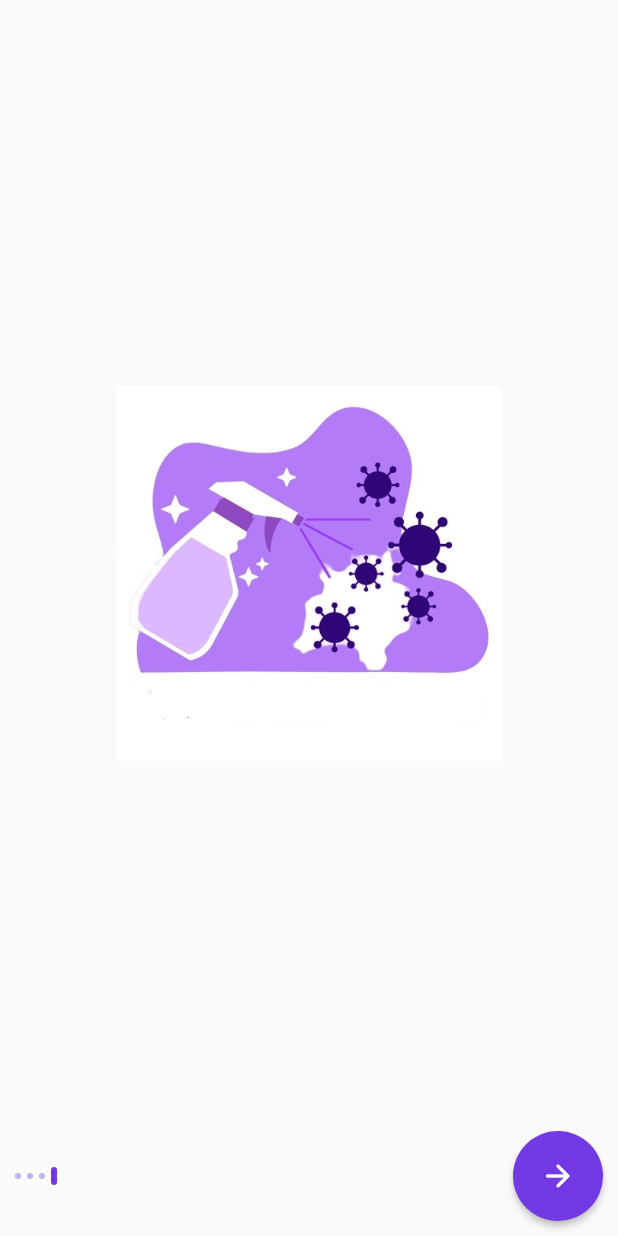
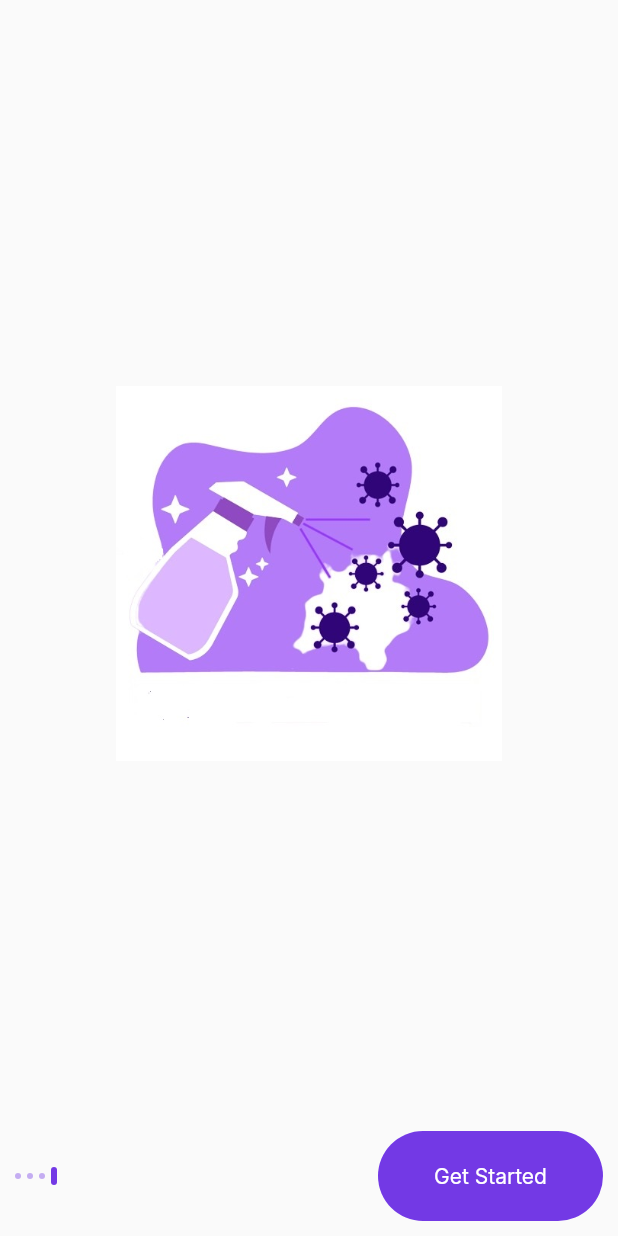
Before and after one commit to ariefbudiman26/selfscreening, a Flutter app: the screen it shows after launch, swiped to page 4, on a phone screen of 412 x 824 dp. Run offline on Flutter 3.47's test engine with Material 2 defaults, Android fonts, the phone set to English and light mode, and no system bars; our stand-ins replace google_fonts.

Commit message:
added sign in page and edit landing page

```diff
--- a/lib/main.dart
+++ b/lib/main.dart
@@ -1,5 +1,6 @@
 import 'package:flutter/material.dart';
 import 'package:selfscreening/ui/pages/landing_page.dart';
+import 'package:selfscreening/ui/pages/sign_in_page.dart';
 import 'package:selfscreening/ui/pages/splash_page.dart';
 
 void main() {
@@ -16,6 +17,7 @@ class MyApp extends StatelessWidget {
       routes: {
         '/': (context) => SplashPage(),
         '/landing-page': (context) => LandingPage(),
+        '/sign-in-page': (context) => SignInPage(),
       },
     );
   }
--- a/lib/ui/pages/landing_page.dart
+++ b/lib/ui/pages/landing_page.dart
@@ -57,19 +57,54 @@ class _LandingPageState extends State<LandingPage> {
                             ),
                           )),
                   const Spacer(),
+                  // SizedBox(
+                  //   width: 60,
+                  //   height: 60,
+                  //   child: ElevatedButton(
+                  //     onPressed: () {
+                  //       _pageIndex == (data.length - 1)
+                  //           ? Navigator.pushNamed(context, '/sign-in-page')
+                  //           : _pageController.nextPage(
+                  //               duration: const Duration(milliseconds: 300),
+                  //               curve: Curves.ease);
+                  //     },
+                  //     style: ElevatedButton.styleFrom(
+                  //         shape: CircleBorder(), primary: purpleButtonColor),
+                  //     child: _pageIndex == (data.length - 1)
+                  //         ? Text("Get Started")
+                  //         : const Icon(Icons.arrow_forward_rounded),
+                  //   ),
+                  // ),
+                  InkWell(
+                    onTap: () {
+                      _pageIndex == (data.length - 1)
+                          ? Navigator.pushNamed(context, '/sign-in-page')
+                          : _pageController.nextPage(
+                              duration: const Duration(milliseconds: 300),
+                              curve: Curves.ease);
+                    },
+                    child: AnimatedContainer(
+                      duration: Duration(milliseconds: 300),
+                      height: 60,
+                      alignment: Alignment.center,
+                      width: _pageIndex == (data.length - 1) ? 150 : 60,
+                      decoration: BoxDecoration(
+                        color: purpleButtonColor,
+                        borderRadius: BorderRadius.circular(35),
+                      ),
+                      child: _pageIndex == (data.length - 1)
+                          ? Text(
+                              "Get Started",
+                              style: whiteTextStyle,
+                            )
+                          : const Icon(
+                              Icons.arrow_forward_rounded,
+                              color: Colors.white,
+                            ),
+                    ),
+                  ),
                   SizedBox(
-                    width: 60,
-                    height: 60,
-                    child: ElevatedButton(
-                      onPressed: () {
-                        _pageController.nextPage(
-                            duration: const Duration(milliseconds: 300),
-                            curve: Curves.ease);
-                      },
-                      style: ElevatedButton.styleFrom(
-                          shape: CircleBorder(), primary: purpleButtonColor),
-                      child: const Icon(Icons.arrow_forward_rounded),
-                    ),
+                    height: 50,
                   ),
                 ],
               ),
```
Also changed, not shown: lib/ui/pages/sign_in_page.dart (added, +12 -0 lines).
